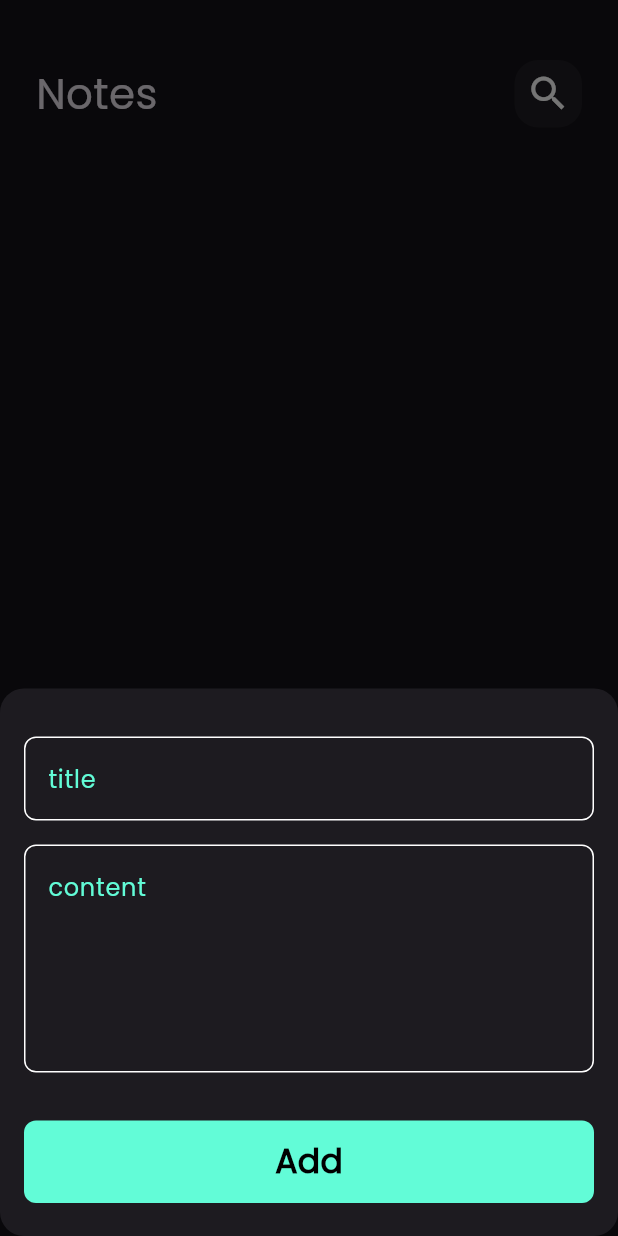
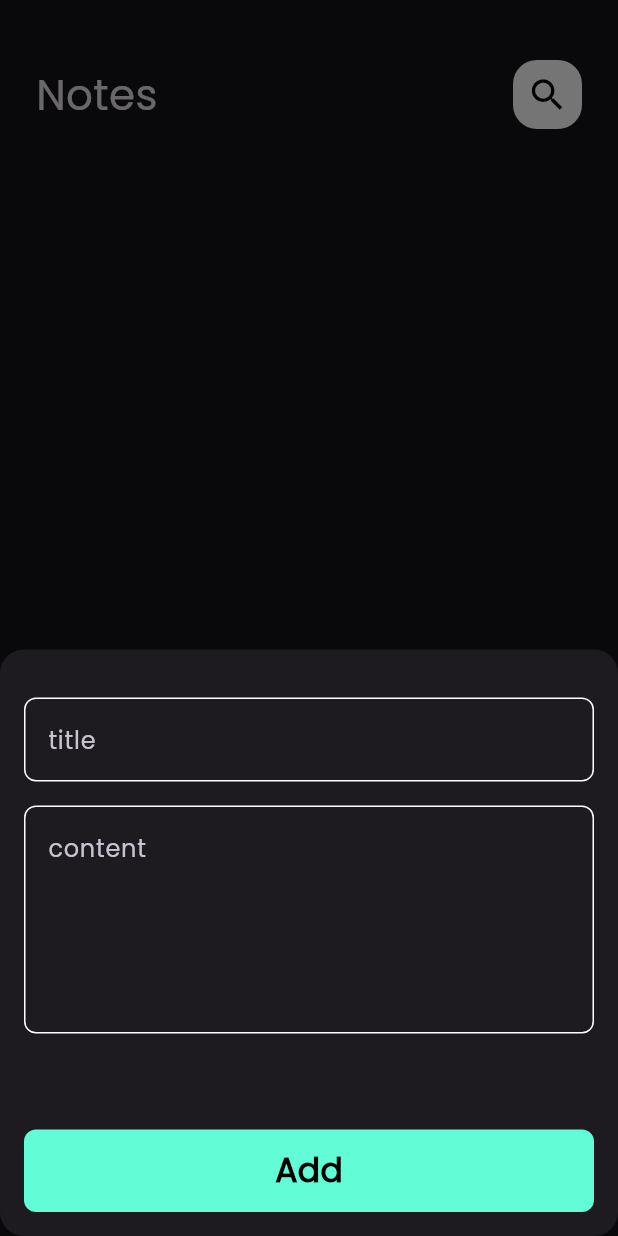
Before and after one commit to MohamedRamadan222/notes-app, a Flutter app: the screen it shows after launch, after a tap on the "add" icon, on a phone screen of 412 x 824 dp. Run offline on Flutter 3.47's test engine with Material 3 defaults, Android fonts, the phone set to English and light mode, and no system bars; our stand-ins replace flutter_bloc, font_awesome_flutter, hive, hive_flutter; accounts and stored records are empty.

Commit message:
وصف التعديلات الجديدة

```diff
--- a/lib/cubits/notes_cubit/notes_cubit.dart
+++ b/lib/cubits/notes_cubit/notes_cubit.dart
@@ -1,9 +1,11 @@
-import 'package:bloc/bloc.dart';
+
+
+import 'package:flutter/material.dart';
+import 'package:flutter_bloc/flutter_bloc.dart';
 import 'package:hive/hive.dart';
-import 'package:meta/meta.dart';
-import 'package:my_notes_app/models/note_model.dart';
 
 import '../../constants.dart';
+import '../../models/note_model.dart';
 
 part 'notes_state.dart';
 
@@ -11,9 +13,10 @@ class NotesCubit extends Cubit<NotesState> {
   NotesCubit() : super(NotesInitial());
 
   List<NoteModel>? notes;
+  fetchAllNotes() {
+    var notesBox = Hive.box<NoteModel>(kNotesBox);
 
-  fetchAllNotes() async {
-    var notesBox = Hive.box<NoteModel>(kNotesBox);
     notes = notesBox.values.toList();
+    emit(NotesSuccess());
   }
 }
--- a/lib/cubits/notes_cubit/notes_state.dart
+++ b/lib/cubits/notes_cubit/notes_state.dart
@@ -1,6 +1,8 @@
+
 part of 'notes_cubit.dart';
 
 @immutable
-sealed class NotesState {}
+abstract class NotesState {}
 
-final class NotesInitial extends NotesState {}
+class NotesInitial extends NotesState {}
+class NotesSuccess extends NotesState {}
--- a/lib/main.dart
+++ b/lib/main.dart
@@ -2,10 +2,11 @@ import 'package:flutter/material.dart';
 import 'package:flutter_bloc/flutter_bloc.dart';
 import 'package:hive_flutter/adapters.dart';
 import 'package:my_notes_app/constants.dart';
-import 'package:my_notes_app/cubits/add_note_cubit/add_note_cubit.dart';
 import 'package:my_notes_app/models/note_model.dart';
 import 'package:my_notes_app/simple_bloc_observer.dart';
 import 'package:my_notes_app/views/notes_view.dart';
+
+import 'cubits/notes_cubit/notes_cubit.dart';
 
 void main() async {
   await Hive.initFlutter();
@@ -22,10 +23,13 @@ class NotesApp extends StatelessWidget {
   // This widget is the root of your application.
   @override
   Widget build(BuildContext context) {
-    return MaterialApp(
-      debugShowCheckedModeBanner: false,
-      theme: ThemeData(brightness: Brightness.dark, fontFamily: 'Poppins'),
-      home: const NotesView(),
+    return BlocProvider(
+      create: (context) => NotesCubit(),
+      child: MaterialApp(
+        debugShowCheckedModeBanner: false,
+        theme: ThemeData(brightness: Brightness.dark, fontFamily: 'Poppins'),
+        home: const NotesView(),
+      ),
     );
   }
 }
--- a/lib/models/note_model.dart
+++ b/lib/models/note_model.dart
@@ -5,18 +5,18 @@ part 'note_model.g.dart';
 @HiveType(typeId: 0)
 class NoteModel extends HiveObject {
   @HiveField(0)
-  final String title;
+  String title;
   @HiveField(1)
-  final String subtitle;
+  String subTitle;
   @HiveField(2)
   final String date;
   @HiveField(3)
-  final int color;
+  int color;
 
-  @HiveField(4)
-  NoteModel(
-      {required this.title,
-      required this.subtitle,
-      required this.date,
-      required this.color});
+  NoteModel({
+    required this.title,
+    required this.subTitle,
+    required this.date,
+    required this.color,
+  });
 }
--- a/lib/views/notes_view.dart
+++ b/lib/views/notes_view.dart
@@ -1,6 +1,4 @@
 import 'package:flutter/material.dart';
-import 'package:flutter_bloc/flutter_bloc.dart';
-import 'package:my_notes_app/cubits/notes_cubit/notes_cubit.dart';
 import 'package:my_notes_app/views/widgets/add_note_bottom_sheet.dart';
 import 'package:my_notes_app/views/widgets/notes_view_body.dart';
 
@@ -9,9 +7,7 @@ class NotesView extends StatelessWidget {
 
   @override
   Widget build(BuildContext context) {
-    return BlocProvider(
-      create: (context) => NotesCubit(),
-      child: Scaffold(
+    return Scaffold(
       floatingActionButton: FloatingActionButton(
         onPressed: () {
           showModalBottomSheet(
@@ -26,7 +22,6 @@ class NotesView extends StatelessWidget {
         child: const Icon(Icons.add),
       ),
       body: const NotesViewBody(),
-      ),
     );
   }
 }
--- a/lib/views/widgets/add_note_bottom_sheet.dart
+++ b/lib/views/widgets/add_note_bottom_sheet.dart
@@ -1,8 +1,9 @@
 import 'package:flutter/material.dart';
 import 'package:flutter_bloc/flutter_bloc.dart';
 
-import 'package:modal_progress_hud_nsn/modal_progress_hud_nsn.dart';
+// import 'package:modal_progress_hud_nsn/modal_progress_hud_nsn.dart';
 import 'package:my_notes_app/cubits/add_note_cubit/add_note_cubit.dart';
+import 'package:my_notes_app/cubits/notes_cubit/notes_cubit.dart';
 import 'add_note_form.dart';
 
 class AddNoteBottomSheet extends StatelessWidget {
@@ -14,16 +15,14 @@ class AddNoteBottomSheet extends StatelessWidget {
       create: (context) => AddNoteCubit(),
       child: BlocConsumer<AddNoteCubit, AddNoteState>(
         listener: (context, state) {
-          if (state is AddNoteFailure) {
-            // print('failed ${state.errMessage}');
-          }
+          if (state is AddNoteFailure) {}
 
           if (state is AddNoteSuccess) {
+            BlocProvider.of<NotesCubit>(context).fetchAllNotes();
             Navigator.pop(context);
           }
         },
         builder: (context, state) {
-          print('ui rebuild');
           return AbsorbPointer(
             absorbing: state is AddNoteLoading ? true : false,
             child: Padding(
--- a/lib/views/widgets/add_note_form.dart
+++ b/lib/views/widgets/add_note_form.dart
@@ -1,8 +1,9 @@
 import 'package:flutter/material.dart';
 import 'package:flutter_bloc/flutter_bloc.dart';
-import 'package:my_notes_app/cubits/add_note_cubit/add_note_cubit.dart';
-import 'package:my_notes_app/models/note_model.dart';
+import 'package:intl/intl.dart';
 
+import '../../cubits/add_note_cubit/add_note_cubit.dart';
+import '../../models/note_model.dart';
 import 'custom_button.dart';
 import 'custom_text_field.dart';
 
@@ -51,6 +52,9 @@ class _AddNoteFormState extends State<AddNoteForm> {
           const SizedBox(
             height: 32,
           ),
+          const SizedBox(
+            height: 32,
+          ),
           BlocBuilder<AddNoteCubit, AddNoteState>(
             builder: (context, state) {
               return CustomButton(
@@ -58,13 +62,15 @@ class _AddNoteFormState extends State<AddNoteForm> {
                 onTap: () {
                   if (formKey.currentState!.validate()) {
                     formKey.currentState!.save();
+                    var currentDate = DateTime.now();
 
+                    var formattedCurrentDate =
+                        DateFormat('dd-mm-yyyy').format(currentDate);
                     var noteModel = NoteModel(
-                      title: title!,
-                      subtitle: subTitle!,
-                      date: DateTime.now().toString(),
-                      color: 0xFF2196F3,
-                    );
+                        title: title!,
+                        subTitle: subTitle!,
+                        date: formattedCurrentDate,
+                        color: 0xFF87CEEB);
                     BlocProvider.of<AddNoteCubit>(context).addNote(noteModel);
                   } else {
                     autoValidateMode = AutovalidateMode.always;
@@ -75,7 +81,7 @@ class _AddNoteFormState extends State<AddNoteForm> {
             },
           ),
           const SizedBox(
-            height: 22,
+            height: 16,
           ),
         ],
       ),
--- a/lib/views/widgets/custom_app_bar.dart
+++ b/lib/views/widgets/custom_app_bar.dart
@@ -1,15 +1,19 @@
+
 import 'package:flutter/material.dart';
-import 'package:my_notes_app/views/widgets/search_icon.dart';
+
+import 'custom_icon.dart';
 
 class CustomAppBar extends StatelessWidget {
-  const CustomAppBar({super.key, required this.title, required this.icon});
+  const CustomAppBar(
+      {super.key, required this.title, required this.icon, this.onPressed});
 
   final String title;
   final IconData icon;
-
+  final void Function()? onPressed;
   @override
   Widget build(BuildContext context) {
     return Row(
+      mainAxisAlignment: MainAxisAlignment.spaceBetween,
       children: [
         Text(
           title,
@@ -17,8 +21,10 @@ class CustomAppBar extends StatelessWidget {
             fontSize: 28,
           ),
         ),
-        Spacer(),
-        CustomSearchIcon(icon: icon),
+        CustomIcon(
+          onPressed: onPressed,
+          icon: icon,
+        ),
       ],
     );
   }
--- /dev/null
+++ b/lib/views/widgets/custom_icon.dart
@@ -0,0 +1,26 @@
+import 'package:flutter/material.dart';
+
+class CustomIcon extends StatelessWidget {
+  const CustomIcon({super.key, required this.icon, this.onPressed});
+
+  final void Function()? onPressed;
+  final IconData icon;
+
+  @override
+  Widget build(BuildContext context) {
+    return Container(
+      height: 46,
+      width: 46,
+      decoration: BoxDecoration(
+          color: Colors.white, borderRadius: BorderRadius.circular(16)),
+      child: IconButton(
+        onPressed: onPressed,
+        icon: Icon(
+          icon,
+          color: Colors.black,
+          size: 28,
+        ),
+      ),
+    );
+  }
+}
--- a/lib/views/widgets/custom_text_field.dart
+++ b/lib/views/widgets/custom_text_field.dart
@@ -1,26 +1,31 @@
+
+
 import 'package:flutter/material.dart';
-import 'package:my_notes_app/constants.dart';
+
+import '../../constants.dart';
 
 class CustomTextField extends StatelessWidget {
-  const CustomTextField({
-    super.key,
-    required this.hint,
-    this.maxLines = 1,
-    this.onSaved,
-  });
+  const CustomTextField(
+      {super.key,
+        required this.hint,
+        this.maxLines = 1,
+        this.onSaved,
+        this.onChanged});
 
   final String hint;
   final int maxLines;
 
   final void Function(String?)? onSaved;
 
+  final Function(String)? onChanged;
   @override
   Widget build(BuildContext context) {
     return TextFormField(
+      onChanged: onChanged,
       onSaved: onSaved,
       validator: (value) {
         if (value?.isEmpty ?? true) {
-          return 'Field Is Required';
+          return 'Field is required ';
         } else {
           return null;
         }
@@ -29,7 +34,6 @@ class CustomTextField extends StatelessWidget {
       maxLines: maxLines,
       decoration: InputDecoration(
         hintText: hint,
-        hintStyle: const TextStyle(color: kPrimaryColor),
         border: buildBorder(),
         enabledBorder: buildBorder(),
         focusedBorder: buildBorder(kPrimaryColor),
@@ -37,10 +41,13 @@ class CustomTextField extends StatelessWidget {
     );
   }
 
-  OutlineInputBorder buildBorder([Color color = Colors.white]) {
+  OutlineInputBorder buildBorder([color]) {
     return OutlineInputBorder(
-      borderRadius: BorderRadius.circular(8),
-      borderSide: BorderSide(color: color),
-    );
+        borderRadius: BorderRadius.circular(
+          8,
+        ),
+        borderSide: BorderSide(
+          color: color ?? Colors.white,
+        ));
   }
 }
--- a/lib/views/widgets/notes_view_body.dart
+++ b/lib/views/widgets/notes_view_body.dart
@@ -1,7 +1,6 @@
 import 'package:flutter/material.dart';
 import 'package:flutter_bloc/flutter_bloc.dart';
 import 'package:my_notes_app/views/widgets/custom_app_bar.dart';
-import 'package:my_notes_app/views/widgets/custom_note_item.dart';
 import 'notes_list_view.dart';
 import 'package:my_notes_app/cubits/notes_cubit/notes_cubit.dart';
 
--- a/lib/views/widgets/search_icon.dart
+++ /dev/null
@@ -1,25 +0,0 @@
-import 'package:flutter/material.dart';
-
-class CustomSearchIcon extends StatelessWidget {
-  const CustomSearchIcon({super.key, required this.icon});
-final IconData icon;
-  @override
-  Widget build(BuildContext context) {
-    return Container(
-      height: 45,
-      width: 45,
-      decoration: BoxDecoration(
-        color:
-        Color.fromARGB((0.05 * 255).toInt(), 255, 255, 255),
-          borderRadius: BorderRadius.circular(16),
-      ),
-      child:  Center(
-        child: Icon(
-          icon,
-          color: Colors.white,
-          size: 30,
-        ),
-      ),
-    );
-  }
-}
--- a/pubspec.yaml
+++ b/pubspec.yaml
@@ -12,6 +12,7 @@ environment:
 dependencies:
   flutter:
     sdk: flutter
+  intl: ^0.18.1
 
   cupertino_icons: ^1.0.8
   font_awesome_flutter: ^10.7.0
```
Also changed, not shown: lib/views/edit_note_view.dart (+8 -2 lines), lib/views/widgets/custom_note_item.dart (+38 -17 lines), lib/views/widgets/edit_view_body.dart (+45 -14 lines), lib/views/widgets/notes_list_view.dart (+5 -4 lines), lib/models/note_model.g.dart, pubspec.lock. Lines whose indentation alone changed are shown as unchanged.
